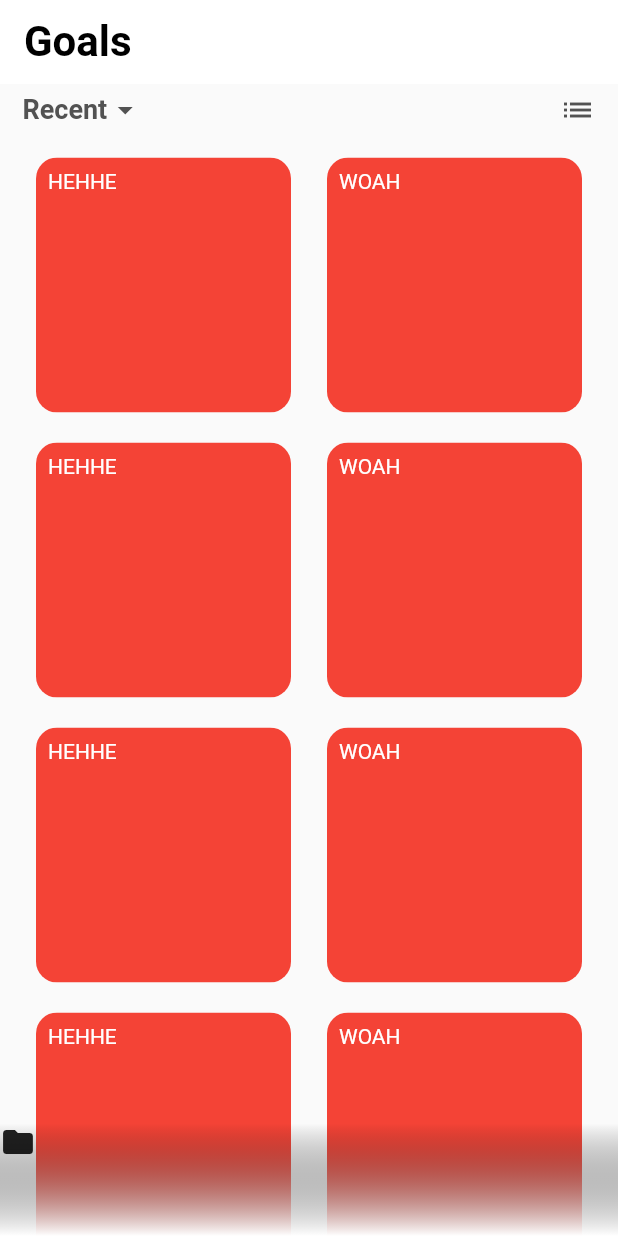
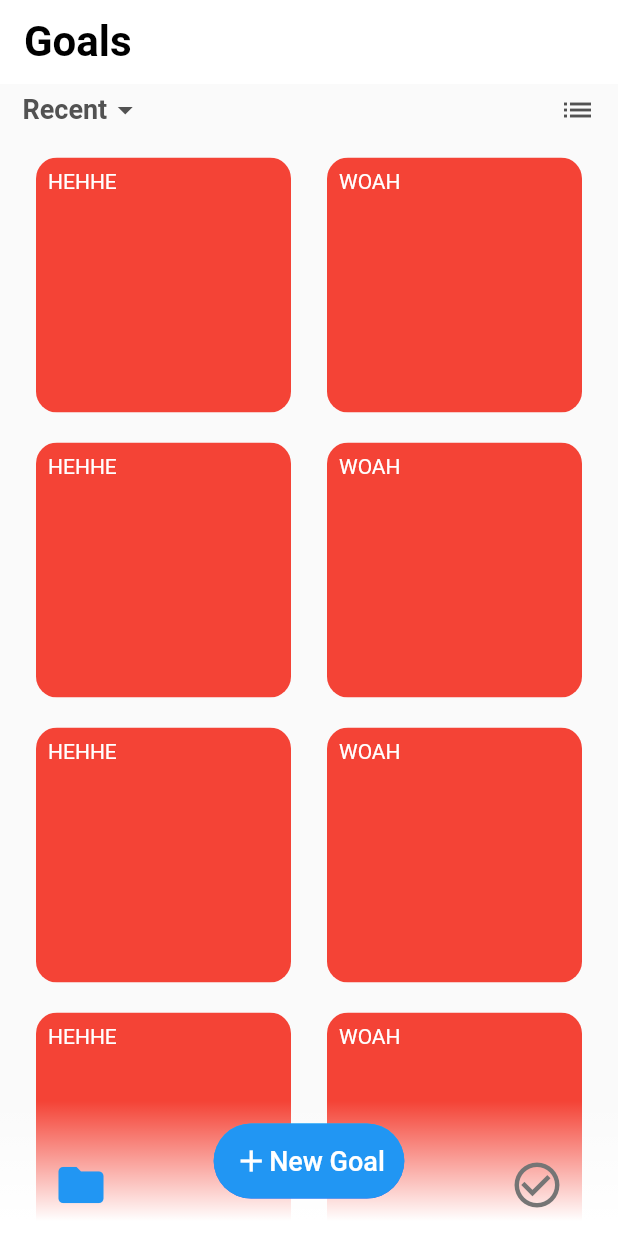
Before and after one commit to Syncxv/flutter-thingy, a Flutter app: the screen it shows after launch, on a phone screen of 412 x 824 dp. Run offline on Flutter 3.47's test engine with Material 2 defaults, Android fonts, the light colour scheme and no system bars.

Commit message:
OK SOMEWHAT working bottom bar

```diff
--- a/lib/config/palette.dart
+++ b/lib/config/palette.dart
@@ -3,4 +3,5 @@ import 'package:flutter/material.dart';
 class Palette {
   static const Color sucess = Color(0xFF2CFF37);
   static const Color textMuted = Color(0xFF525252);
+  static const Color halfTransparent = Color(0xC9FFFFFF);
 }
--- a/lib/widgets/bottom_tab_bar.dart
+++ b/lib/widgets/bottom_tab_bar.dart
@@ -1,25 +1,116 @@
+import 'package:appy/config/palette.dart';
 import 'package:flutter/material.dart';
 
 class BttomTabBar extends StatelessWidget {
   const BttomTabBar({Key? key}) : super(key: key);
+  final leftRightMargin = 35.0;
+  final bottomMargin = 15.0;
+  final iconSize = 36.0;
+  @override
+  Widget build(BuildContext context) {
+    return Container(
+      height: 100,
+      decoration: BoxDecoration(
+        boxShadow: const [],
+        border: Border.all(
+          width: 1,
+          color: Colors.transparent,
+        ), //color is transparent so that it does not blend with the actual color specified
+        gradient: const LinearGradient(
+          end: Alignment.topCenter,
+          begin: Alignment.bottomCenter,
+          stops: [0.10, 0.90],
+          colors: [
+            Colors.white,
+            Color.fromRGBO(255, 255, 255, 0.0),
+          ],
+        ),
+      ),
+      child: Row(
+        mainAxisAlignment: MainAxisAlignment.spaceBetween,
+        children: [
+          Container(
+            margin: EdgeInsets.only(
+              bottom: bottomMargin,
+              left: leftRightMargin,
+            ),
+            child: Align(
+              alignment: Alignment.bottomLeft,
+              child: Icon(
+                Icons.folder,
+                color: Colors.blue,
+                size: iconSize,
+              ),
+            ),
+          ),
+          Container(
+              decoration: BoxDecoration(
+                  borderRadius: BorderRadius.circular(25),
+                  gradient: const LinearGradient(
+                    stops: [
+                      0.10,
+                      0.93,
+                    ],
+                    begin: Alignment.topCenter,
+                    end: Alignment.bottomCenter,
+                    colors: [
+                      Color(0xFF16BCFE),
+                      Color(0xFF4455EE),
+                    ],
+                  )),
+              child: _PlusBtn()),
+          Container(
+            margin: EdgeInsets.only(
+              bottom: bottomMargin,
+              right: leftRightMargin,
+            ),
+            child: Align(
+              alignment: Alignment.bottomLeft,
+              child: Icon(
+                Icons.check_circle_outline,
+                color: Colors.grey.shade600,
+                size: iconSize,
+              ),
+            ),
+          ),
+        ],
+      ),
+    );
+  }
+}
+
+class _PlusBtn extends StatelessWidget {
+  const _PlusBtn({Key? key}) : super(key: key);
 
   @override
   Widget build(BuildContext context) {
-    return Container(
-      height: 75,
-      decoration: const BoxDecoration(
-        gradient: LinearGradient(
-          begin: Alignment.topCenter,
-          end: Alignment.bottomCenter,
-          colors: [
-            Colors.transparent,
-            Colors.white,
-          ],
+    return ElevatedButton(
+      style: ButtonStyle(
+        shadowColor: MaterialStateProperty.all(Colors.transparent),
+        padding: MaterialStateProperty.all(const EdgeInsets.all(13.0)),
+        shape: MaterialStateProperty.all(
+          RoundedRectangleBorder(
+            borderRadius: BorderRadius.circular(25),
+          ),
         ),
       ),
-      child: Stack(children: const [
-        Icon(Icons.folder),
-      ]),
+      onPressed: () {},
+      child: Row(
+        mainAxisAlignment: MainAxisAlignment.center,
+        children: const [
+          Icon(
+            Icons.add,
+            color: Colors.white,
+          ),
+          Text(
+            "New Goal",
+            style: TextStyle(
+              color: Colors.white,
+              fontSize: 18,
+            ),
+          ),
+        ],
+      ),
     );
   }
 }
```
